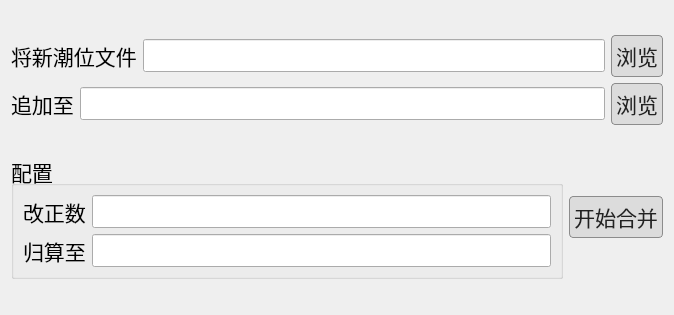
The window that msa_apps_platter/add_to_tid/add_to_tid_ui.ui (Chad-Wan/py_cn_msa) describes before a commit, drawn with Qt 5.
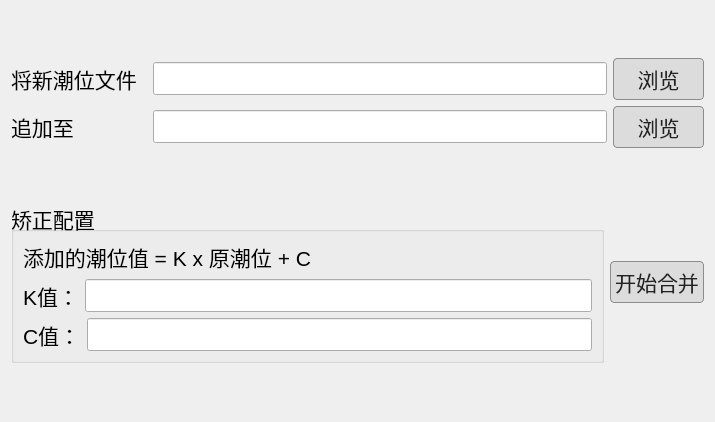
The same window after the commit.

```diff
--- a/msa_apps_platter/add_to_tid/add_to_tid_ui.ui
+++ b/msa_apps_platter/add_to_tid/add_to_tid_ui.ui
@@ -6,8 +6,8 @@
    <rect>
     <x>0</x>
     <y>0</y>
-    <width>674</width>
-    <height>315</height>
+    <width>715</width>
+    <height>422</height>
    </rect>
   </property>
   <property name="windowTitle">
@@ -17,7 +17,7 @@
    <item>
     <layout class="QVBoxLayout" name="verticalLayout">
      <item>
-      <layout class="QHBoxLayout" name="horizontalLayout">
+      <layout class="QHBoxLayout" name="horizontalLayout" stretch="3,10,2">
        <item>
         <widget class="QLabel" name="label">
          <property name="font">
@@ -88,7 +88,7 @@
       </layout>
      </item>
      <item>
-      <layout class="QHBoxLayout" name="horizontalLayout_2">
+      <layout class="QHBoxLayout" name="horizontalLayout_2" stretch="3,10,2">
        <item>
         <widget class="QLabel" name="label_2">
          <property name="font">
@@ -170,9 +170,41 @@
         </font>
        </property>
        <property name="title">
-        <string>配置</string>
+        <string>矫正配置</string>
+       </property>
+       <property name="alignment">
+        <set>Qt::AlignmentFlag::AlignLeading|Qt::AlignmentFlag::AlignLeft|Qt::AlignmentFlag::AlignVCenter</set>
        </property>
        <layout class="QVBoxLayout" name="verticalLayout_2">
+        <item>
+         <widget class="QLabel" name="label_5">
+          <property name="font">
+           <font>
+            <pointsize>16</pointsize>
+           </font>
+          </property>
+          <property name="styleSheet">
+           <string notr="true">QPushButton {
+    background-color: rgb(220,220,220);
+    color: #222222;
+    border: 1px solid rgb(140,140,140);
+    padding: 4px;
+    border-radius: 4px;  /* 圆角，0=直角 */
+}
+QPushButton:hover {
+    background-color: rgb(230,230,230);
+    border:1px solid rgb(100,100,100); /* hover时边框变深 */
+}
+QPushButton:pressed {
+    background-color: rgb(200,200,200);
+    border:1px solid rgb(70,70,70);
+}</string>
+          </property>
+          <property name="text">
+           <string>添加的潮位值 = K x 原潮位 + C</string>
+          </property>
+         </widget>
+        </item>
         <item>
          <layout class="QHBoxLayout" name="horizontalLayout_3">
           <item>
@@ -200,7 +232,7 @@
 }</string>
             </property>
             <property name="text">
-             <string>改正数</string>
+             <string>K值：</string>
             </property>
            </widget>
           </item>
@@ -236,7 +268,7 @@
 }</string>
             </property>
             <property name="text">
-             <string>归算至</string>
+             <string>C值：</string>
             </property>
            </widget>
           </item>
```
Left out of the diff: 14 changed lines with no effect on the pictures.
